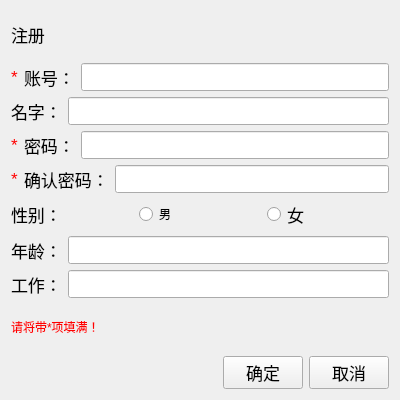
Old version of the form registered.ui in the repository kangwenyun/batch_acquisition_system_qt_before.
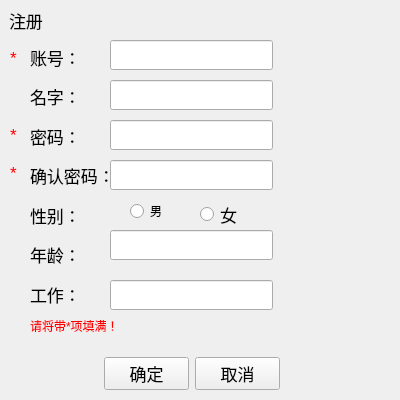
New version of the form.

The edit to the form file:
```diff
--- a/registered.ui
+++ b/registered.ui
@@ -18,18 +18,49 @@
   <property name="windowTitle">
    <string>Form</string>
   </property>
-  <layout class="QVBoxLayout" name="verticalLayout">
-   <item>
     <widget class="QLabel" name="register_2">
+   <property name="geometry">
+    <rect>
+     <x>9</x>
+     <y>9</y>
+     <width>34</width>
+     <height>23</height>
+    </rect>
+   </property>
      <property name="text">
       <string>注册</string>
      </property>
     </widget>
-   </item>
-   <item>
-    <layout class="QHBoxLayout" name="horizontalLayout_4">
-     <item>
+  <widget class="QLabel" name="err_label">
+   <property name="geometry">
+    <rect>
+     <x>30</x>
+     <y>317</y>
+     <width>90</width>
+     <height>17</height>
+    </rect>
+   </property>
+   <property name="font">
+    <font>
+     <pointsize>9</pointsize>
+    </font>
+   </property>
+   <property name="styleSheet">
+    <string notr="true">color: rgb(255, 0, 0);</string>
+   </property>
+   <property name="text">
+    <string>请将带*项填满！</string>
+   </property>
+  </widget>
       <widget class="QLabel" name="userid_star">
+   <property name="geometry">
+    <rect>
+     <x>10</x>
+     <y>49</y>
+     <width>16</width>
+     <height>17</height>
+    </rect>
+   </property>
        <property name="styleSheet">
         <string notr="true">color: rgb(255, 0, 0);</string>
        </property>
@@ -37,7 +68,165 @@
         <string>*</string>
        </property>
       </widget>
-     </item>
+  <widget class="QLineEdit" name="userid">
+   <property name="geometry">
+    <rect>
+     <x>110</x>
+     <y>40</y>
+     <width>163</width>
+     <height>30</height>
+    </rect>
+   </property>
+  </widget>
+  <widget class="QLineEdit" name="username">
+   <property name="geometry">
+    <rect>
+     <x>110</x>
+     <y>80</y>
+     <width>163</width>
+     <height>30</height>
+    </rect>
+   </property>
+  </widget>
+  <widget class="QLineEdit" name="job">
+   <property name="geometry">
+    <rect>
+     <x>110</x>
+     <y>280</y>
+     <width>163</width>
+     <height>30</height>
+    </rect>
+   </property>
+  </widget>
+  <widget class="QLabel" name="passwd_star">
+   <property name="geometry">
+    <rect>
+     <x>10</x>
+     <y>126</y>
+     <width>16</width>
+     <height>17</height>
+    </rect>
+   </property>
+   <property name="styleSheet">
+    <string notr="true">color: rgb(255, 0, 0);</string>
+   </property>
+   <property name="text">
+    <string>*</string>
+   </property>
+  </widget>
+  <widget class="QLineEdit" name="passwd">
+   <property name="geometry">
+    <rect>
+     <x>110</x>
+     <y>120</y>
+     <width>163</width>
+     <height>30</height>
+    </rect>
+   </property>
+  </widget>
+  <widget class="QLabel" name="passwd_again_star">
+   <property name="geometry">
+    <rect>
+     <x>10</x>
+     <y>164</y>
+     <width>16</width>
+     <height>17</height>
+    </rect>
+   </property>
+   <property name="styleSheet">
+    <string notr="true">color: rgb(255, 0, 0);</string>
+   </property>
+   <property name="text">
+    <string>*</string>
+   </property>
+  </widget>
+  <widget class="QLineEdit" name="passwd_again">
+   <property name="geometry">
+    <rect>
+     <x>110</x>
+     <y>160</y>
+     <width>163</width>
+     <height>30</height>
+    </rect>
+   </property>
+  </widget>
+  <widget class="QRadioButton" name="sex_man">
+   <property name="geometry">
+    <rect>
+     <x>130</x>
+     <y>200</y>
+     <width>42</width>
+     <height>22</height>
+    </rect>
+   </property>
+   <property name="font">
+    <font>
+     <pointsize>9</pointsize>
+    </font>
+   </property>
+   <property name="text">
+    <string>男</string>
+   </property>
+  </widget>
+  <widget class="QRadioButton" name="sex_women">
+   <property name="geometry">
+    <rect>
+     <x>200</x>
+     <y>200</y>
+     <width>47</width>
+     <height>28</height>
+    </rect>
+   </property>
+   <property name="text">
+    <string>女</string>
+   </property>
+  </widget>
+  <widget class="QLineEdit" name="age">
+   <property name="geometry">
+    <rect>
+     <x>110</x>
+     <y>230</y>
+     <width>163</width>
+     <height>30</height>
+    </rect>
+   </property>
+  </widget>
+  <widget class="QPushButton" name="pushButton">
+   <property name="geometry">
+    <rect>
+     <x>195</x>
+     <y>357</y>
+     <width>85</width>
+     <height>33</height>
+    </rect>
+   </property>
+   <property name="text">
+    <string>取消</string>
+   </property>
+  </widget>
+  <widget class="QPushButton" name="ok_button">
+   <property name="geometry">
+    <rect>
+     <x>104</x>
+     <y>357</y>
+     <width>85</width>
+     <height>33</height>
+    </rect>
+   </property>
+   <property name="text">
+    <string>确定</string>
+   </property>
+  </widget>
+  <widget class="QWidget" name="">
+   <property name="geometry">
+    <rect>
+     <x>30</x>
+     <y>40</y>
+     <width>87</width>
+     <height>271</height>
+    </rect>
+   </property>
+   <layout class="QVBoxLayout" name="verticalLayout">
      <item>
       <widget class="QLabel" name="userid_label">
        <property name="font">
@@ -51,13 +240,6 @@
       </widget>
      </item>
      <item>
-      <widget class="QLineEdit" name="userid"/>
-     </item>
-    </layout>
-   </item>
-   <item>
-    <layout class="QHBoxLayout" name="horizontalLayout_3">
-     <item>
       <widget class="QLabel" name="username_label">
        <property name="font">
         <font>
@@ -70,23 +252,6 @@
       </widget>
      </item>
      <item>
-      <widget class="QLineEdit" name="username"/>
-     </item>
-    </layout>
-   </item>
-   <item>
-    <layout class="QHBoxLayout" name="horizontalLayout_2">
-     <item>
-      <widget class="QLabel" name="passwd_star">
-       <property name="styleSheet">
-        <string notr="true">color: rgb(255, 0, 0);</string>
-       </property>
-       <property name="text">
-        <string>*</string>
-       </property>
-      </widget>
-     </item>
-     <item>
       <widget class="QLabel" name="passwd_label">
        <property name="font">
         <font>
@@ -99,23 +264,6 @@
       </widget>
      </item>
      <item>
-      <widget class="QLineEdit" name="passwd"/>
-     </item>
-    </layout>
-   </item>
-   <item>
-    <layout class="QHBoxLayout" name="horizontalLayout">
-     <item>
-      <widget class="QLabel" name="passwd_again_star">
-       <property name="styleSheet">
-        <string notr="true">color: rgb(255, 0, 0);</string>
-       </property>
-       <property name="text">
-        <string>*</string>
-       </property>
-      </widget>
-     </item>
-     <item>
       <widget class="QLabel" name="passwd_again_label">
        <property name="font">
         <font>
@@ -128,13 +276,6 @@
       </widget>
      </item>
      <item>
-      <widget class="QLineEdit" name="passwd_again"/>
-     </item>
-    </layout>
-   </item>
-   <item>
-    <layout class="QHBoxLayout" name="horizontalLayout_5">
-     <item>
       <widget class="QLabel" name="sex_label">
        <property name="font">
         <font>
@@ -147,29 +288,6 @@
       </widget>
      </item>
      <item>
-      <widget class="QRadioButton" name="sex_man">
-       <property name="font">
-        <font>
-         <pointsize>9</pointsize>
-        </font>
-       </property>
-       <property name="text">
-        <string>男</string>
-       </property>
-      </widget>
-     </item>
-     <item>
-      <widget class="QRadioButton" name="sex_women">
-       <property name="text">
-        <string>女</string>
-       </property>
-      </widget>
-     </item>
-    </layout>
-   </item>
-   <item>
-    <layout class="QHBoxLayout" name="horizontalLayout_6">
-     <item>
       <widget class="QLabel" name="age_label">
        <property name="font">
         <font>
@@ -182,13 +300,6 @@
       </widget>
      </item>
      <item>
-      <widget class="QLineEdit" name="age"/>
-     </item>
-    </layout>
-   </item>
-   <item>
-    <layout class="QHBoxLayout" name="horizontalLayout_7">
-     <item>
       <widget class="QLabel" name="job_lable">
        <property name="font">
         <font>
@@ -200,58 +311,8 @@
        </property>
       </widget>
      </item>
-     <item>
-      <widget class="QLineEdit" name="job"/>
-     </item>
-    </layout>
-   </item>
-   <item>
-    <widget class="QLabel" name="err_label">
-     <property name="font">
-      <font>
-       <pointsize>9</pointsize>
-      </font>
-     </property>
-     <property name="styleSheet">
-      <string notr="true">color: rgb(255, 0, 0);</string>
-     </property>
-     <property name="text">
-      <string>请将带*项填满！</string>
-     </property>
-    </widget>
-   </item>
-   <item>
-    <layout class="QHBoxLayout" name="horizontalLayout_8">
-     <item>
-      <spacer name="horizontalSpacer">
-       <property name="orientation">
-        <enum>Qt::Horizontal</enum>
-       </property>
-       <property name="sizeHint" stdset="0">
-        <size>
-         <width>88</width>
-         <height>20</height>
-        </size>
-       </property>
-      </spacer>
-     </item>
-     <item>
-      <widget class="QPushButton" name="ok_button">
-       <property name="text">
-        <string>确定</string>
-       </property>
-      </widget>
-     </item>
-     <item>
-      <widget class="QPushButton" name="pushButton">
-       <property name="text">
-        <string>取消</string>
-       </property>
-      </widget>
-     </item>
-    </layout>
-   </item>
-  </layout>
+   </layout>
+  </widget>
  </widget>
  <resources/>
  <connections/>
```
Lines whose indentation alone changed are shown as unchanged.
